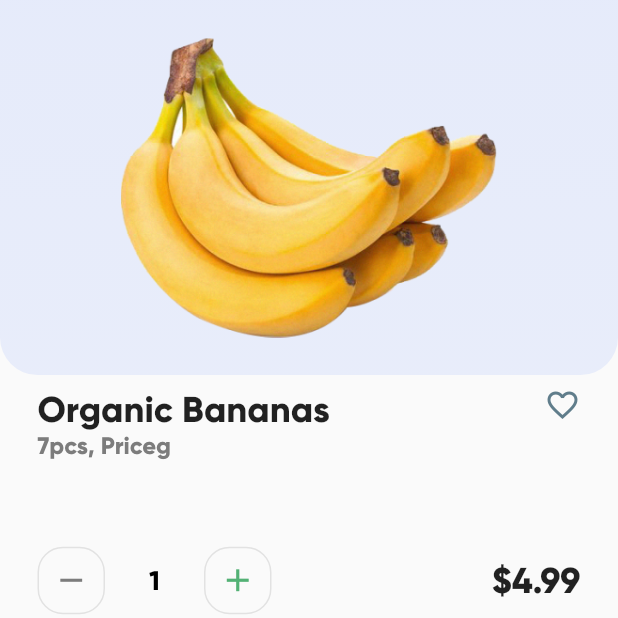
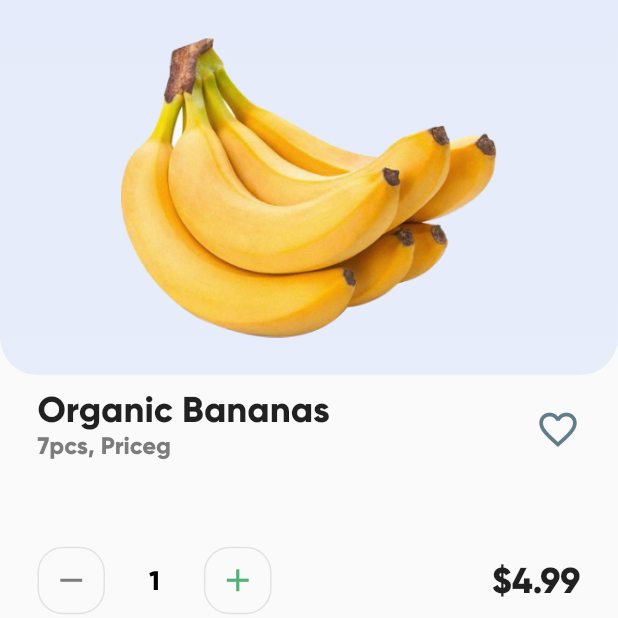
Before and after one commit to mohammedhashim44/Flutter-Grocery-App-UI, a Flutter app: the ProductDetailsScreen screen opened directly with sample values from the repository, on a phone screen of 412 x 824 dp, the top half of it. Run offline on Flutter 3.47's test engine with Material 2 defaults, Android fonts, the phone set to English and light mode, and no system bars; our stand-ins replace flutter_svg.

Commit message:
Increment favouriteIcon size in product details screen

```diff
--- a/lib/screens/product_details/favourite_toggle_icon_widget.dart
+++ b/lib/screens/product_details/favourite_toggle_icon_widget.dart
@@ -19,6 +19,7 @@ class _FavoriteToggleIconState extends State<FavoriteToggleIcon> {
       child: Icon(
         favorite ? Icons.favorite : Icons.favorite_border,
         color: favorite ? Colors.red : Colors.blueGrey,
+        size: 30,
       ),
     );
   }
--- a/lib/screens/product_details/product_details_screen.dart
+++ b/lib/screens/product_details/product_details_screen.dart
@@ -46,10 +46,7 @@ class _ProductDetailsScreenState extends State<ProductDetailsScreen> {
                         fontWeight: FontWeight.w600,
                         color: Color(0xff7C7C7C),
                       ),
-                      trailing: Column(
-                        mainAxisAlignment: MainAxisAlignment.start,
-                        children: <Widget>[FavoriteToggleIcon()],
-                      ),
+                      trailing: FavoriteToggleIcon(),
                     ),
                     Spacer(),
                     Row(
```
